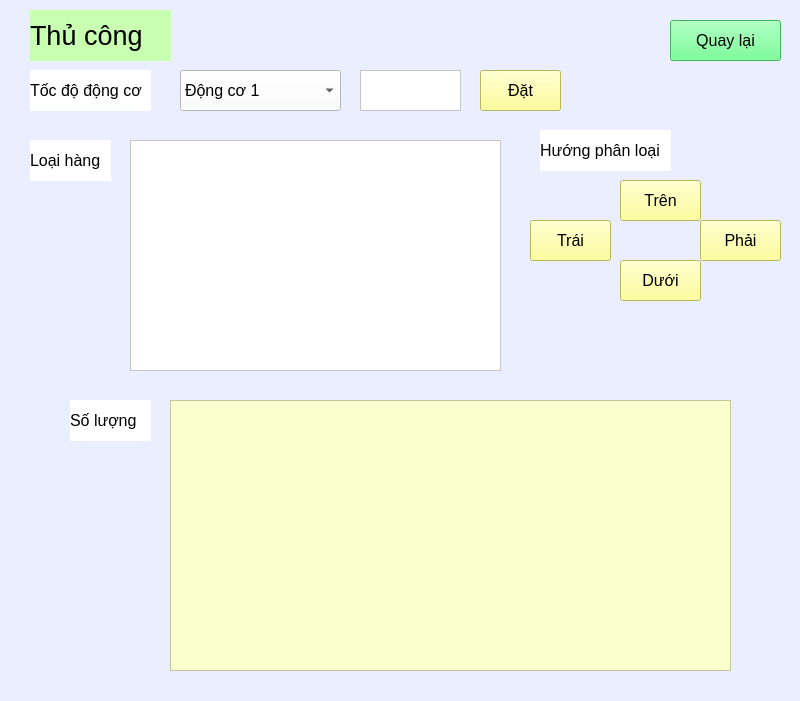
The window that byhandwork.ui (nguyenhoangnb/app_do_an_1) describes before a commit, drawn with Qt 5.
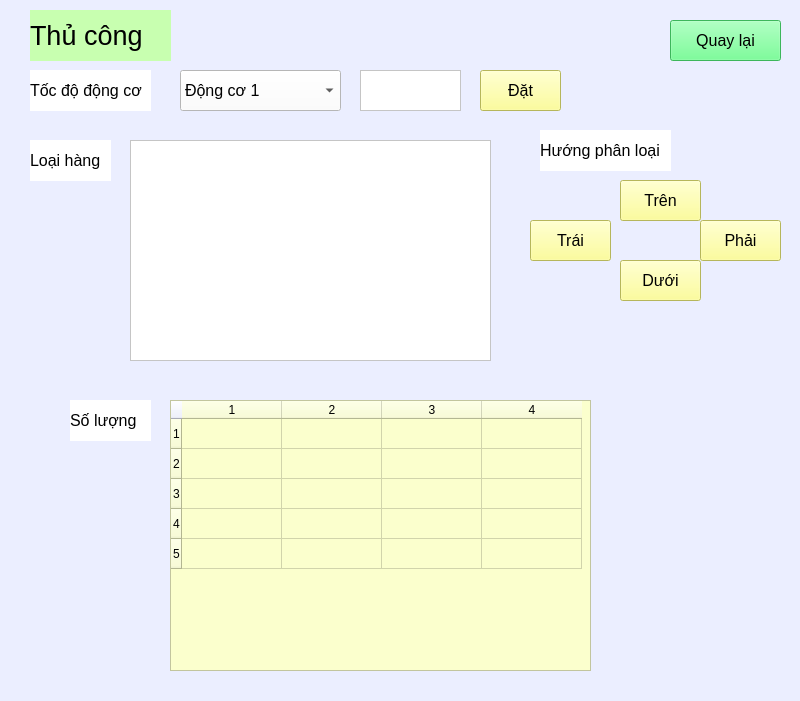
The same window after the commit.

Commit message: change autowork and byhandwork

Diff of the .ui file:
```diff
--- a/byhandwork.ui
+++ b/byhandwork.ui
@@ -257,8 +257,8 @@
     <rect>
      <x>130</x>
      <y>140</y>
-     <width>371</width>
-     <height>231</height>
+     <width>361</width>
+     <height>221</height>
     </rect>
    </property>
    <property name="styleSheet">
@@ -292,19 +292,6 @@
     <string>Số lượng</string>
    </property>
   </widget>
-  <widget class="QTableView" name="tableView">
-   <property name="geometry">
-    <rect>
-     <x>170</x>
-     <y>400</y>
-     <width>561</width>
-     <height>271</height>
-    </rect>
-   </property>
-   <property name="styleSheet">
-    <string notr="true">background-color:rgb(251, 255, 205)</string>
-   </property>
-  </widget>
   <widget class="QLabel" name="lbl_byh_01">
    <property name="geometry">
     <rect>
@@ -368,6 +355,34 @@
     <string/>
    </property>
   </widget>
+  <widget class="QTableWidget" name="tbl_quantity">
+   <property name="geometry">
+    <rect>
+     <x>170</x>
+     <y>400</y>
+     <width>421</width>
+     <height>271</height>
+    </rect>
+   </property>
+   <property name="styleSheet">
+    <string notr="true">background-color:rgb(251, 255, 205)</string>
+   </property>
+   <property name="rowCount">
+    <number>5</number>
+   </property>
+   <property name="columnCount">
+    <number>4</number>
+   </property>
+   <row/>
+   <row/>
+   <row/>
+   <row/>
+   <row/>
+   <column/>
+   <column/>
+   <column/>
+   <column/>
+  </widget>
  </widget>
  <resources/>
  <connections/>
```
The commit also changes 9 other files.
